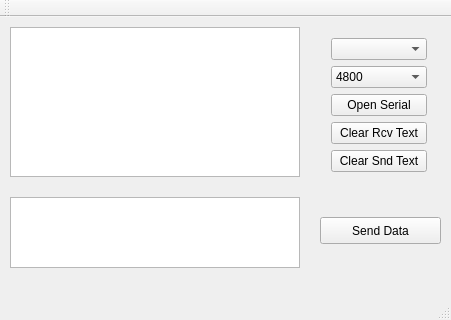
Before: the Qt Designer form comtoolwindow.ui in Jind1learner/QtSerial, drawn with Qt 5.
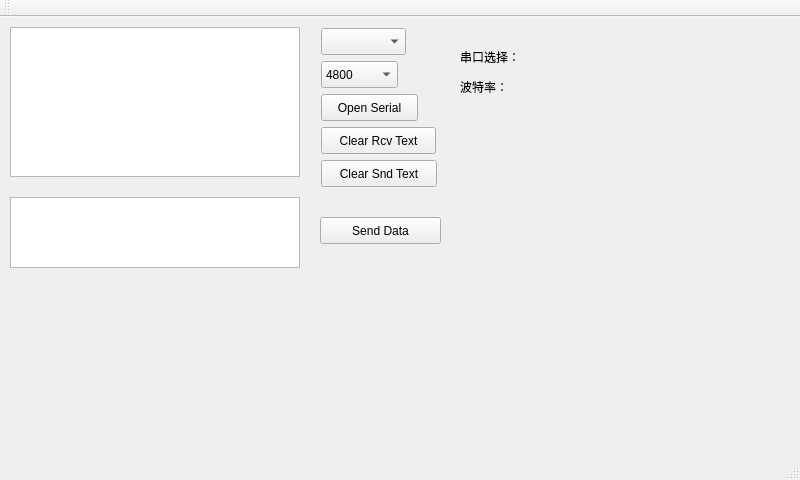
After: the same form once the commit is applied.

```diff
--- a/comtoolwindow.ui
+++ b/comtoolwindow.ui
@@ -6,8 +6,8 @@
    <rect>
     <x>0</x>
     <y>0</y>
-    <width>451</width>
-    <height>320</height>
+    <width>800</width>
+    <height>480</height>
    </rect>
   </property>
   <property name="windowTitle">
@@ -47,21 +47,41 @@
      <string>Send Data</string>
     </property>
    </widget>
-   <widget class="QWidget" name="">
+   <widget class="QLabel" name="portNamelabel">
     <property name="geometry">
      <rect>
-      <x>320</x>
-      <y>10</y>
-      <width>118</width>
-      <height>161</height>
+      <x>460</x>
+      <y>30</y>
+      <width>87</width>
+      <height>20</height>
      </rect>
     </property>
-    <layout class="QGridLayout" name="gridLayout_2">
-     <item row="0" column="0">
-      <widget class="QComboBox" name="portComboBox"/>
-     </item>
-     <item row="1" column="0">
+    <property name="text">
+     <string>串口选择：</string>
+    </property>
+   </widget>
+   <widget class="QLabel" name="baudlabel">
+    <property name="geometry">
+     <rect>
+      <x>460</x>
+      <y>60</y>
+      <width>87</width>
+      <height>20</height>
+     </rect>
+    </property>
+    <property name="text">
+     <string>波特率：</string>
+    </property>
+   </widget>
       <widget class="QComboBox" name="baudComboBox">
+    <property name="geometry">
+     <rect>
+      <x>321</x>
+      <y>44</y>
+      <width>77</width>
+      <height>27</height>
+     </rect>
+    </property>
        <item>
         <property name="text">
          <string>4800</string>
@@ -103,29 +123,54 @@
         </property>
        </item>
       </widget>
-     </item>
-     <item row="2" column="0">
-      <widget class="QPushButton" name="openPortButton">
-       <property name="text">
-        <string>Open Serial</string>
-       </property>
-      </widget>
-     </item>
-     <item row="3" column="0">
-      <widget class="QPushButton" name="clearTextButton">
-       <property name="text">
-        <string>Clear Rcv Text</string>
-       </property>
-      </widget>
-     </item>
-     <item row="4" column="0">
       <widget class="QPushButton" name="clearSendButton">
+    <property name="geometry">
+     <rect>
+      <x>321</x>
+      <y>143</y>
+      <width>116</width>
+      <height>27</height>
+     </rect>
+    </property>
        <property name="text">
         <string>Clear Snd Text</string>
        </property>
       </widget>
-     </item>
-    </layout>
+   <widget class="QPushButton" name="clearTextButton">
+    <property name="geometry">
+     <rect>
+      <x>321</x>
+      <y>110</y>
+      <width>115</width>
+      <height>27</height>
+     </rect>
+    </property>
+    <property name="text">
+     <string>Clear Rcv Text</string>
+    </property>
+   </widget>
+   <widget class="QComboBox" name="portComboBox">
+    <property name="geometry">
+     <rect>
+      <x>321</x>
+      <y>11</y>
+      <width>85</width>
+      <height>27</height>
+     </rect>
+    </property>
+   </widget>
+   <widget class="QPushButton" name="openPortButton">
+    <property name="geometry">
+     <rect>
+      <x>321</x>
+      <y>77</y>
+      <width>97</width>
+      <height>27</height>
+     </rect>
+    </property>
+    <property name="text">
+     <string>Open Serial</string>
+    </property>
    </widget>
   </widget>
   <widget class="QMenuBar" name="menuBar">
```
Left out of the diff: 2 changed lines with no effect on the pictures. Lines whose indentation alone changed are shown as unchanged.
